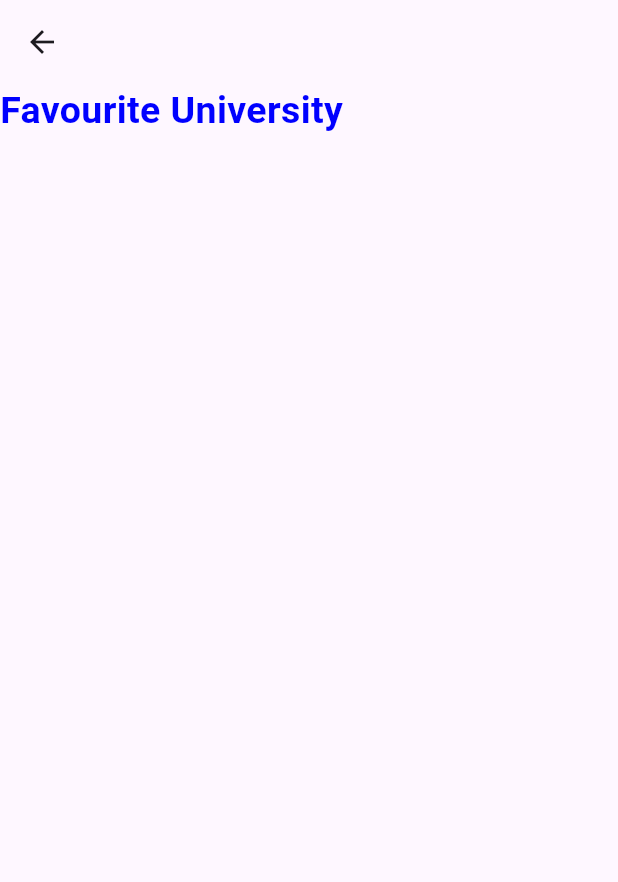
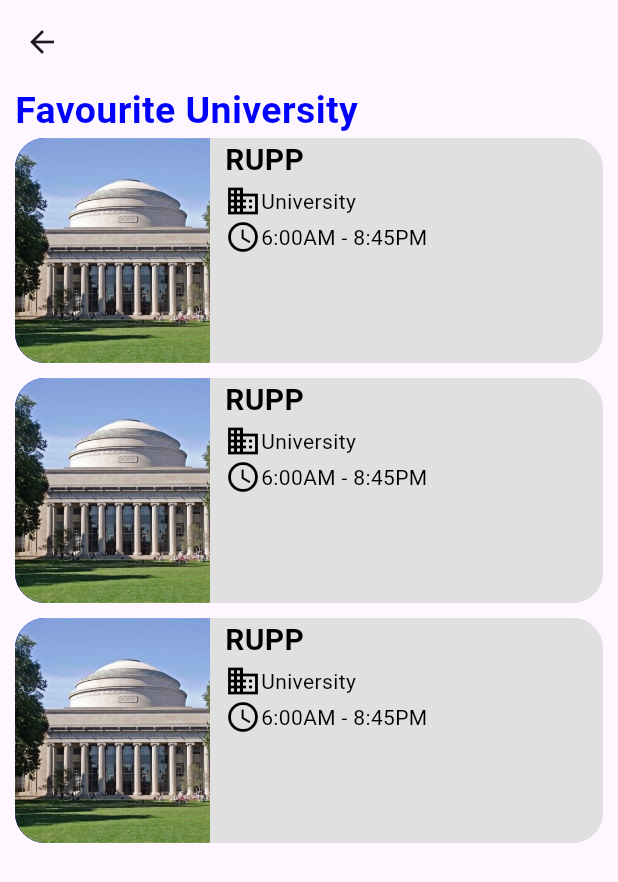
Before and after one commit to Bathhy/TamSakalApp, a Flutter app: the FavSchool screen opened directly, on a phone screen of 412 x 824 dp. Shown: the top 882 px of the screen. Run offline on Flutter 3.47's test engine with Material 3 defaults, Android fonts, the phone set to English and light mode, and no system bars; our stand-ins replace get.

Commit message:
listview to fav view

```diff
--- a/lib/bottom_navi_view/fav_view/fav_school_view.dart
+++ b/lib/bottom_navi_view/fav_view/fav_school_view.dart
@@ -2,6 +2,7 @@
 import 'package:practiceloginlayout/colo_const/color_const.dart';
 import 'package:practiceloginlayout/component_project/Text_compo.dart';
 import 'package:get/get.dart';
+import 'package:practiceloginlayout/splashscreen/declareimage.dart';
 
 class FavSchool extends StatelessWidget {
   const FavSchool({super.key});
@@ -10,7 +11,10 @@
   Widget build(BuildContext context) {
     return Scaffold(
       appBar: AppBar(),
-      body: Column(
+      body: Padding(
+        padding: const EdgeInsets.symmetric(horizontal: 10),
+        child: Column(
+          crossAxisAlignment: CrossAxisAlignment.start,
           children: [
             UniText(
               label: "Favourite University",
@@ -18,7 +22,77 @@
               fontweight: FontWeight.bold,
               fontsize: 25,
             ),
+            Expanded(
+              child: ListView.separated(
+                separatorBuilder: (context, index) => SizedBox(
+                  height: 10,
+                ),
+                itemCount: 3,
+                itemBuilder: (context, index) {
+                  return Stack(
+                    children: [
+                      Container(
+                        height: 150,
+                        decoration: BoxDecoration(
+                            borderRadius: BorderRadius.circular(20),
+                            color: Colors.grey.shade300),
+                      ),
+                      Container(
+                        height: 150,
+                        width: 130,
+                        decoration: BoxDecoration(
+                          borderRadius: BorderRadius.only(
+                              topLeft: Radius.circular(20),
+                              bottomLeft: Radius.circular(20)),
+                          color: myBlueColor,
+                          image: DecorationImage(
+                              image: AssetImage(
+                                imageMIT,
+                              ),
+                              fit: BoxFit.cover),
+                        ),
+                      ),
+                      Padding(
+                        padding: const EdgeInsets.only(left: 140),
+                        child: UniText(
+                          label: "RUPP",
+                          color: Colors.black,
+                          fontsize: 20,
+                          fontweight: FontWeight.bold,
+                        ),
+                      ),
+                      Padding(
+                        padding: const EdgeInsets.only(left: 140, top: 30),
+                        child: Column(
+                          children: [
+                            Row(
+                              children: [
+                                Icon(
+                                  Icons.domain,
+                                  color: Colors.black,
+                                ),
+                                UniText(label: "University"),
                               ],
+                            ),
+                            Row(
+                              children: [
+                                Icon(
+                                  Icons.schedule,
+                                  color: Colors.black,
+                                ),
+                                UniText(label: "6:00AM - 8:45PM"),
+                              ],
+                            ),
+                          ],
+                        ),
+                      )
+                    ],
+                  );
+                },
+              ),
+            )
+          ],
+        ),
       ),
     );
   }
```
Lines whose indentation alone changed are shown as unchanged.
